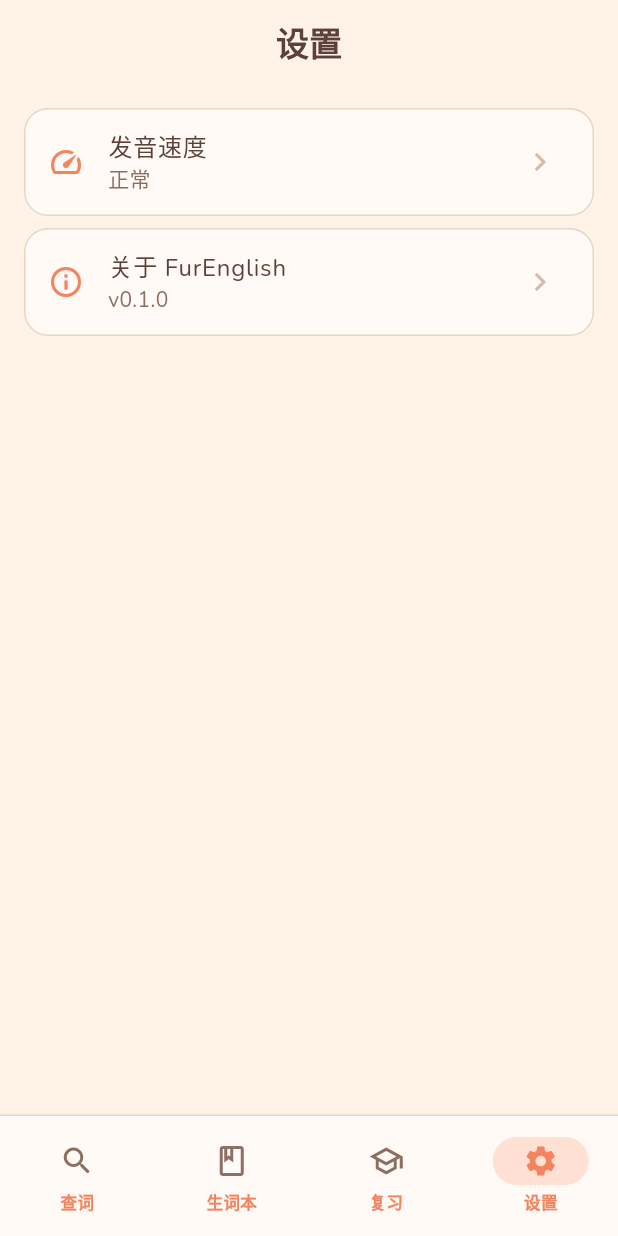
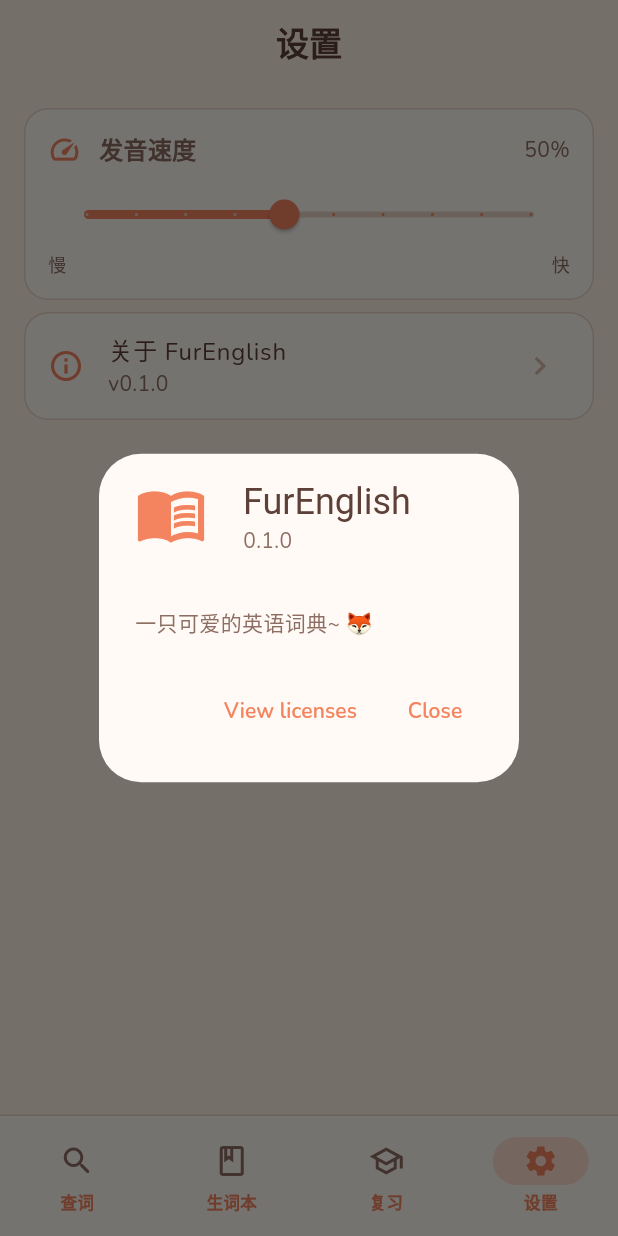
Before and after one commit to CHINAYYDSNB/FurEnglish, a Flutter app: the SettingsPage screen opened by its route, after a tap on "关于 FurEnglish", on a phone screen of 412 x 824 dp. Run offline on Flutter 3.47's test engine with Material 3 defaults, Android fonts, the phone set to English and light mode, and no system bars; our stand-ins replace dio, flutter_riverpod, flutter_tts, go_router.

Commit message:
feat: Phase 3 — TTS voice pronunciation
- TtsNotifier wrapping flutter_tts (en-US, rate control, start/complete/error handlers)
- AudioPlayButton widget (toggle speak/stop, furry styled)
- WordDetailPage: play button next to word + phonetic badge
- SettingsPage: speed slider (10%-100%) with live preview
- 0 analyzer issues, web build passing

```diff
--- a/lib/pages/settings_page.dart
+++ b/lib/pages/settings_page.dart
@@ -1,33 +1,77 @@
 import 'package:flutter/material.dart';
+import 'package:flutter_riverpod/flutter_riverpod.dart';
+import '../providers/tts_provider.dart';
 import '../theme/colors.dart';
 
-class SettingsPage extends StatelessWidget {
+class SettingsPage extends ConsumerWidget {
   const SettingsPage({super.key});
 
   @override
-  Widget build(BuildContext context) {
+  Widget build(BuildContext context, WidgetRef ref) {
+    final ttsState = ref.watch(ttsProvider);
+    final ratePercent = (ttsState.rate * 100).round();
+
     return Scaffold(
       appBar: AppBar(title: const Text('设置')),
       body: ListView(
         padding: const EdgeInsets.all(16),
         children: [
+          // TTS Speed
           Card(
-            child: ListTile(
-              leading: const Icon(Icons.speed, color: FurColors.primary),
-              title: const Text('发音速度'),
-              subtitle: const Text('正常'),
-              trailing: const Icon(Icons.chevron_right, color: FurColors.outline),
-              onTap: () {},
+            child: Padding(
+              padding: const EdgeInsets.all(16),
+              child: Column(
+                crossAxisAlignment: CrossAxisAlignment.start,
+                children: [
+                  Row(
+                    children: [
+                      const Icon(Icons.speed, color: FurColors.primary, size: 22),
+                      const SizedBox(width: 12),
+                      const Expanded(
+                        child: Text('发音速度', style: TextStyle(fontFamily: 'Nunito', fontSize: 16, fontWeight: FontWeight.w600)),
+                      ),
+                      Text('$ratePercent%',
+                          style: const TextStyle(fontFamily: 'Nunito', fontSize: 14, color: FurColors.onSurfaceVariant)),
+                    ],
+                  ),
+                  const SizedBox(height: 8),
+                  Slider(
+                    value: ttsState.rate,
+                    min: 0.1,
+                    max: 1.0,
+                    divisions: 9,
+                    activeColor: FurColors.primary,
+                    inactiveColor: FurColors.divider,
+                    onChanged: (v) => ref.read(ttsProvider.notifier).setRate(v),
+                  ),
+                  Row(
+                    mainAxisAlignment: MainAxisAlignment.spaceBetween,
+                    children: const [
+                      Text('慢', style: TextStyle(fontFamily: 'Nunito', fontSize: 12, color: FurColors.onSurfaceVariant)),
+                      Text('快', style: TextStyle(fontFamily: 'Nunito', fontSize: 12, color: FurColors.onSurfaceVariant)),
+                    ],
+                  ),
+                ],
+              ),
             ),
           ),
           const SizedBox(height: 8),
+          // About
           Card(
             child: ListTile(
               leading: const Icon(Icons.info_outline, color: FurColors.primary),
               title: const Text('关于 FurEnglish'),
               subtitle: const Text('v0.1.0'),
               trailing: const Icon(Icons.chevron_right, color: FurColors.outline),
-              onTap: () {},
+              onTap: () => showAboutDialog(
+                context: context,
+                applicationName: 'FurEnglish',
+                applicationVersion: '0.1.0',
+                applicationIcon: const Icon(Icons.menu_book, size: 48, color: FurColors.primary),
+                children: [
+                  const Text('一只可爱的英语词典~ 🦊'),
+                ],
+              ),
             ),
           ),
         ],
```
Also changed, not shown: lib/pages/word_detail_page.dart (+12 -6 lines), lib/providers/tts_provider.dart (added, +50 -0 lines), lib/widgets/audio_play_button.dart (added, +44 -0 lines).
